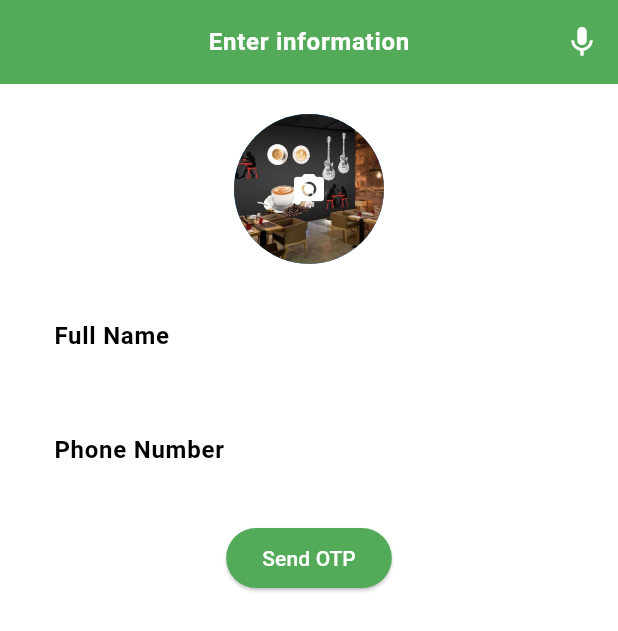
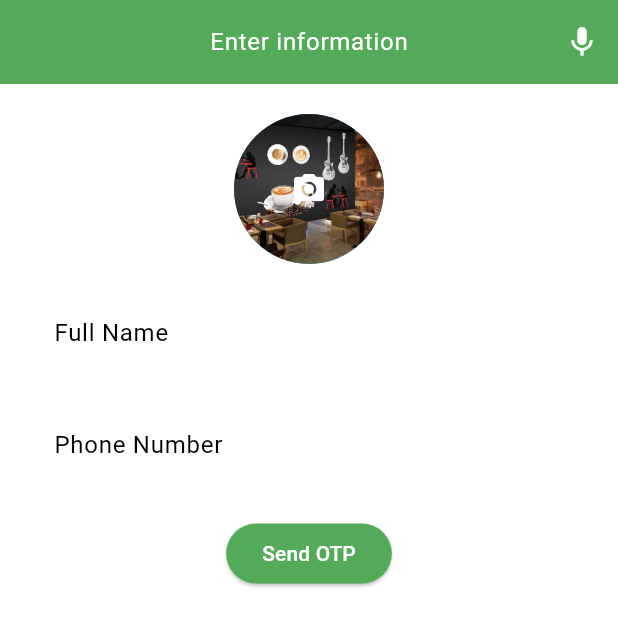
Before and after one commit to islomkhodjadev/waiterless, a Flutter app: the screen it shows after launch, on a phone screen of 412 x 824 dp. Shown: the top 631 px of the screen. Run offline on Flutter 3.47's test engine with Material 3 defaults, Android fonts, the phone set to English and light mode, and no system bars.

Commit message:
with user and cofebranch data

```diff
--- a/lib/main.dart
+++ b/lib/main.dart
@@ -30,17 +30,17 @@ class MyApp extends StatelessWidget {
         textTheme: const TextTheme(
           headlineMedium: TextStyle(
             fontSize: 24.0,
-            fontWeight: FontWeight.bold,
-            color: Colors.black,
+            fontWeight: FontWeight.normal,
+            color: Color.fromARGB(255, 0, 0, 0),
           ),
           labelMedium: TextStyle(
             fontSize: 16.0,
             fontWeight: FontWeight.normal,
-            color: Colors.grey,
+            color: Color.fromARGB(255, 52, 52, 52),
           ),
           bodyLarge: TextStyle(
             color: AppColors.white,
-            fontWeight: FontWeight.bold,
+            fontWeight: FontWeight.normal,
           ),
         ),
         appBarTheme: const AppBarTheme(
@@ -77,10 +77,10 @@ class MyApp extends StatelessWidget {
         // '/': (context) => const MyHomePage(title: 'Flutter Demo Home Page'),
         '/': (context) => UserInfoScreen(),
 
-        '/home': (context) => MyHomePage(
+        '/home': (context) => const MyHomePage(
               title: "Home",
             ),
-        '/cart': (context) => CartScreen(),
+        '/cart': (context) => const CartScreen(),
         '/profile': (context) => ProfileScreen(username: "Islomkhodja"),
       },
       debugShowCheckedModeBanner: false,
@@ -102,7 +102,7 @@ class _MyHomePageState extends State<MyHomePage> {
 
   final List<Widget> _screens = [
     const HomeScreen(),
-    CartScreen(),
+    const CartScreen(),
     ProfileScreen(username: "Islomkhodja"),
   ];
 
--- a/lib/screens/cafe_screen.dart
+++ b/lib/screens/cafe_screen.dart
@@ -56,7 +56,10 @@ class _CafeScreenState extends State<CafeScreen> {
                 padding: const EdgeInsets.all(8.0),
                 child: Text(
                   categories[categoryIndex]['title'],
-                  style: TextStyle(fontSize: 24, fontWeight: FontWeight.bold),
+                  style: Theme.of(context).textTheme.headlineMedium?.copyWith(
+                        fontWeight: FontWeight.normal,
+                        fontSize: 24.0,
+                      ),
                 ),
               ),
               GridView.builder(
--- a/lib/screens/profile_screen.dart
+++ b/lib/screens/profile_screen.dart
@@ -65,7 +65,7 @@ class _ProfileScreenState extends State<ProfileScreen> {
                     username,
                     style: Theme.of(context).textTheme.headlineMedium?.copyWith(
                           color: Colors.black,
-                          fontWeight: FontWeight.bold,
+                          fontWeight: FontWeight.normal,
                         ),
                   ),
                   const SizedBox(height: 8.0),
--- a/lib/screens/register_screen.dart
+++ b/lib/screens/register_screen.dart
@@ -42,10 +42,10 @@ class _UserInfoScreenState extends State<UserInfoScreen> {
                 labelText: 'Full Name',
                 border: OutlineInputBorder(),
               ),
-              style: TextStyle(
-                color: Colors.black, // Set the color of the input text here
-                fontSize: 16.0, // You can also adjust the font size
-              ),
+              style: Theme.of(context).textTheme.headlineMedium?.copyWith(
+                    fontWeight: FontWeight.normal,
+                    fontSize: 16.0,
+                  ),
             ),
             SizedBox(height: 20),
             TextField(
--- a/lib/widgets/bluredOrderBar.dart
+++ b/lib/widgets/bluredOrderBar.dart
@@ -41,7 +41,7 @@ class BottomBarWithBlur extends StatelessWidget {
                         style: const TextStyle(
                           fontSize: 20,
                           color: Colors.white,
-                          fontWeight: FontWeight.bold,
+                          fontWeight: FontWeight.normal,
                         ),
                       ),
                       ElevatedButton(
@@ -68,7 +68,7 @@ class BottomBarWithBlur extends StatelessWidget {
                         child: const Text(
                           'Order',
                           style: TextStyle(
-                              fontSize: 18, fontWeight: FontWeight.bold),
+                              fontSize: 18, fontWeight: FontWeight.normal),
                         ),
                       ),
                     ],
--- a/lib/widgets/cafeBranchCart.dart
+++ b/lib/widgets/cafeBranchCart.dart
@@ -41,7 +41,7 @@ class Cafebranchcart extends StatelessWidget {
                 Text(
                   "this is cafe name",
                   style: Theme.of(context).textTheme.bodyMedium?.copyWith(
-                        fontWeight: FontWeight.bold,
+                        fontWeight: FontWeight.normal,
                       ),
                 ),
                 const SizedBox(height: 8.0),
--- a/lib/widgets/cartItem.dart
+++ b/lib/widgets/cartItem.dart
@@ -45,7 +45,7 @@ class _CartItem extends State<CartItem> {
         title: Text(
           productTitle,
           style: Theme.of(context).textTheme.headlineMedium?.copyWith(
-                fontWeight: FontWeight.bold,
+                fontWeight: FontWeight.normal,
                 fontSize: 16.0,
               ),
         ),
@@ -83,7 +83,7 @@ class _CartItem extends State<CartItem> {
                 '$productCount',
                 style: TextStyle(
                   fontSize: 18.0,
-                  fontWeight: FontWeight.bold,
+                  fontWeight: FontWeight.normal,
                 ),
               ),
             ),
--- a/lib/widgets/foodItem.dart
+++ b/lib/widgets/foodItem.dart
@@ -31,7 +31,7 @@ class _FoodItem extends State<FoodItem> {
             children: [
               Text(
                 "Full Description",
-                style: TextStyle(fontSize: 20, fontWeight: FontWeight.bold),
+                style: TextStyle(fontSize: 20, fontWeight: FontWeight.normal),
               ),
               SizedBox(height: 10),
               Text(
@@ -55,12 +55,12 @@ class _FoodItem extends State<FoodItem> {
           crossAxisAlignment: CrossAxisAlignment
               .stretch, // Stretches the column to fill Card width
           children: [
-            Padding(
+            const Padding(
               padding: EdgeInsets.all(8.0), // Adds padding around the text
               child: Text(
                 "Cafee",
                 style: TextStyle(
-                  fontWeight: FontWeight.bold, // Optional: makes text bold
+                  fontWeight: FontWeight.normal, // Optional: makes text bold
                 ),
               ),
             ),
```
Also changed, not shown: lib/screens/cart_screen.dart (+6 -4 lines), lib/widgets/cardModal.dart (+4 -5 lines), lib/widgets/change_profile_widget.dart (+16 -4 lines).
